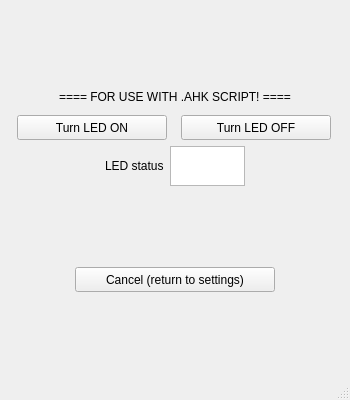
Qt form UIs/IrrKin.ui (CrespiLab/MODmode) before a commit.
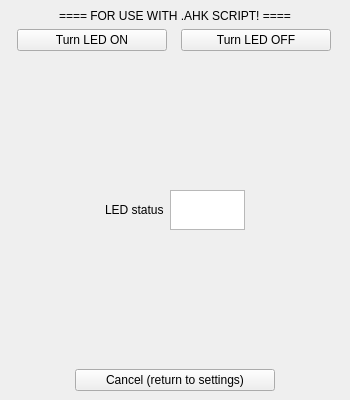
The same form after that commit.

```diff
--- a/UIs/IrrKin.ui
+++ b/UIs/IrrKin.ui
@@ -90,6 +90,19 @@
         </item>
        </layout>
       </item>
+      <item>
+       <spacer name="verticalSpacer">
+        <property name="orientation">
+         <enum>Qt::Vertical</enum>
+        </property>
+        <property name="sizeHint" stdset="0">
+         <size>
+          <width>20</width>
+          <height>20</height>
+         </size>
+        </property>
+       </spacer>
+      </item>
       <item>
        <layout class="QHBoxLayout" name="horizontalLayout_2">
         <item>
@@ -146,9 +159,20 @@
         </item>
        </layout>
       </item>
-     </layout>
-    </item>
-    <item row="1" column="0">
+      <item>
+       <spacer name="verticalSpacer_2">
+        <property name="orientation">
+         <enum>Qt::Vertical</enum>
+        </property>
+        <property name="sizeHint" stdset="0">
+         <size>
+          <width>20</width>
+          <height>20</height>
+         </size>
+        </property>
+       </spacer>
+      </item>
+      <item>
      <layout class="QHBoxLayout" name="horizontalLayout_3">
       <item>
        <widget class="QPushButton" name="pushButton_Cancel">
@@ -166,18 +190,9 @@
      </layout>
     </item>
    </layout>
+    </item>
+   </layout>
   </widget>
-  <widget class="QMenuBar" name="menubar">
-   <property name="geometry">
-    <rect>
-     <x>0</x>
-     <y>0</y>
-     <width>350</width>
-     <height>22</height>
-    </rect>
-   </property>
-  </widget>
-  <widget class="QStatusBar" name="statusbar"/>
  </widget>
  <resources/>
  <connections/>
```
Lines whose indentation alone changed are shown as unchanged.
